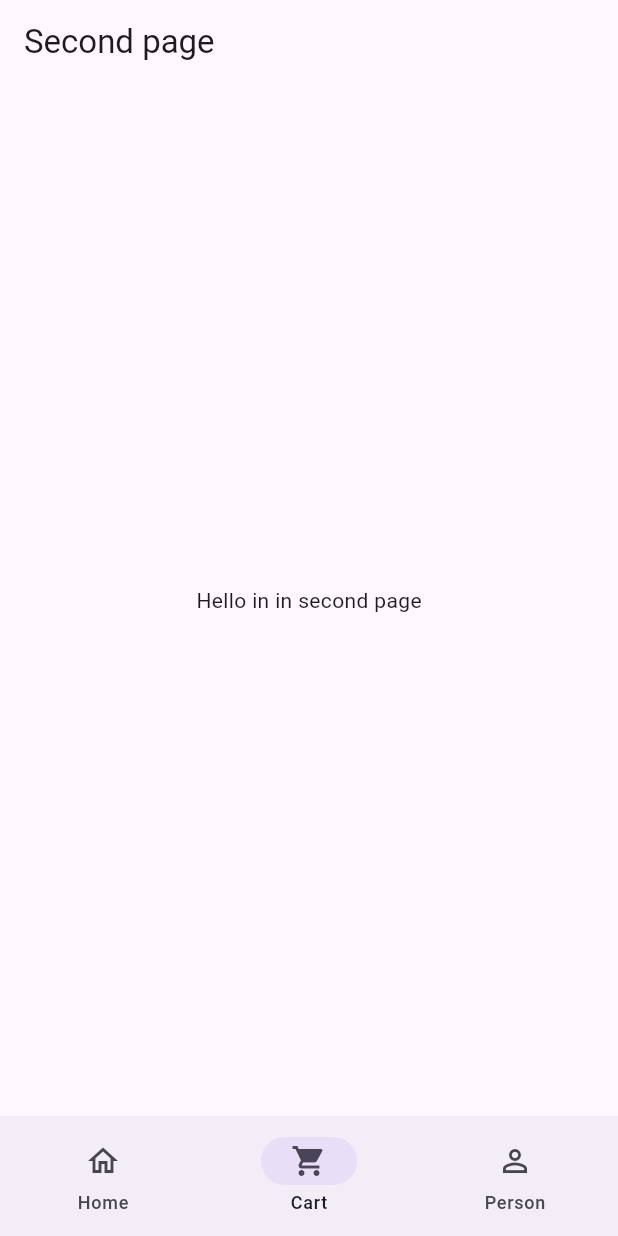
After one commit to vig311205/ses1406, a Flutter app: the BottomNavigation screen opened directly, item 2 of the bottom bar chosen, on a phone screen of 412 x 824 dp. The commit adds this screen. Run offline on Flutter 3.47's test engine with Material 3 defaults, Android fonts, the phone set to English and light mode, and no system bars.

Commit message:
added bottom navigation

```diff
--- a/lib/main.dart
+++ b/lib/main.dart
@@ -1,4 +1,5 @@
 import 'package:flutter/material.dart';
+import 'package:ses1406/screens/bottom_navigation.dart';
 import 'package:ses1406/screens/home_screen.dart';
 import './screens/login_screen.dart';
 
@@ -11,7 +12,8 @@ class MainApp extends StatelessWidget {
 
   @override
   Widget build(BuildContext context) {
-    return const MaterialApp(
+    return MaterialApp(
+      theme: ThemeData(primaryColor: Colors.green),
       home: LoginScreen(),
     );
   }
--- /dev/null
+++ b/lib/screens/bottom_navigation.dart
@@ -0,0 +1,52 @@
+// ignore_for_file: camel_case_types, prefer_typing_uninitialized_variables
+
+import 'package:flutter/material.dart';
+import 'package:ses1406/screens/home_screen.dart';
+import 'package:ses1406/screens/second_page.dart';
+import 'package:ses1406/screens/third_page.dart';
+
+class BottomNavigation extends StatefulWidget {
+  const BottomNavigation({Key? key}) : super(key: key);
+
+  @override
+  State<BottomNavigation> createState() => _BottomNavigationState();
+}
+
+class _BottomNavigationState extends State<BottomNavigation> {
+  int currentPageIndex = 0;
+  List<Widget> allPages = [HomeScreen(), SecondPage(), ThirdPage()];
+
+  @override
+  Widget build(BuildContext context) {
+    return Scaffold(
+      bottomNavigationBar: NavigationBar(
+        onDestinationSelected: (int index) {
+          setState(() {
+            currentPageIndex = index;
+          });
+        },
+        selectedIndex: currentPageIndex,
+        destinations: const <Widget>[
+          NavigationDestination(
+            tooltip: "this is home",
+            selectedIcon: Icon(Icons.home),
+            icon: Icon(Icons.home_outlined),
+            label: 'Home',
+          ),
+          NavigationDestination(
+            tooltip: "this is shopping kart",
+            selectedIcon: Icon(Icons.shopping_cart),
+            icon: Icon(Icons.shopping_cart_outlined),
+            label: 'Cart',
+          ),
+          NavigationDestination(
+            selectedIcon: Icon(Icons.person),
+            icon: Icon(Icons.person_outline),
+            label: 'Person',
+          ),
+        ],
+      ),
+      body: allPages.elementAt(currentPageIndex),
+    );
+  }
+}
--- /dev/null
+++ b/lib/screens/second_page.dart
@@ -0,0 +1,25 @@
+// ignore_for_file: camel_case_types, prefer_typing_uninitialized_variables
+
+import 'package:flutter/material.dart';
+
+class SecondPage extends StatefulWidget {
+  const SecondPage({Key? key}) : super(key: key);
+
+  @override
+  State<SecondPage> createState() => _SecondPageState();
+}
+
+class _SecondPageState extends State<SecondPage> {
+  @override
+  Widget build(BuildContext context) {
+    return Scaffold(
+      appBar: AppBar(
+        title: const Text("Second page"),
+        actions: const [],
+      ),
+      body: const Center(
+        child: Text("Hello in in second page"),
+      ),
+    );
+  }
+}
```
Also changed, not shown: lib/screens/login_screen.dart (+6 -3 lines), lib/screens/third_page.dart (added, +25 -0 lines), 9 other files.
